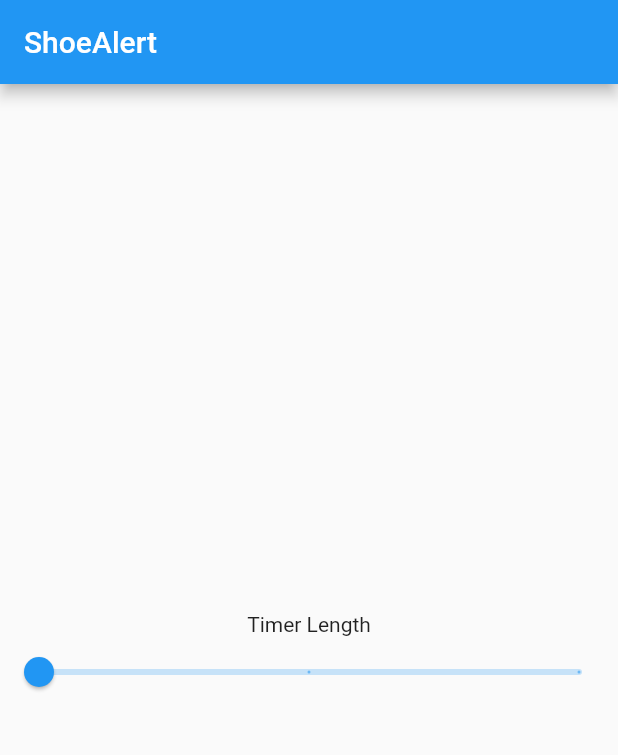
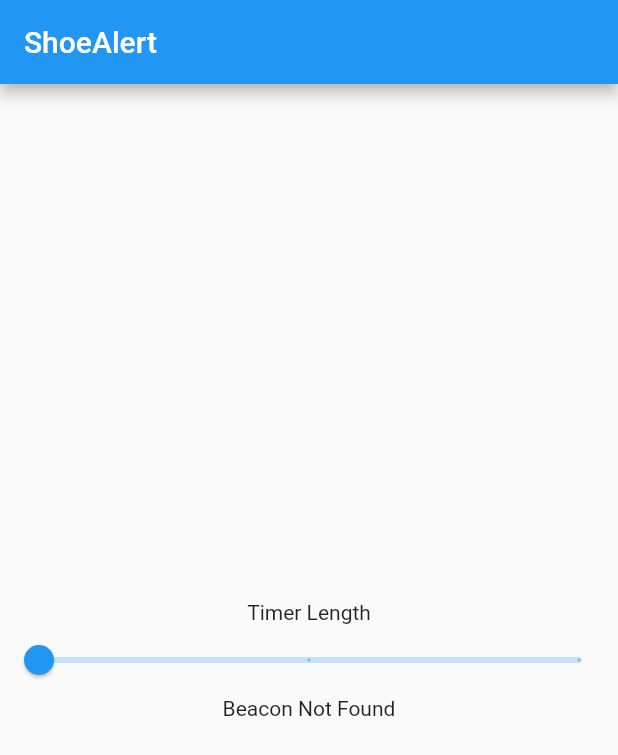
Before and after one commit to rishabnayak/ShoeAlert, a Flutter app: the screen it shows after launch, on a phone screen of 412 x 824 dp. Shown: the top 755 px of the screen. Run offline on Flutter 3.47's test engine with Material 2 defaults, Android fonts, the light colour scheme and no system bars; our stand-ins replace flutter_local_notifications, pedometer, permission_handler; missing offline and left inert: beacons_plugin, flutter_logs.

Commit message:
check to see if beacon found

```diff
--- a/shoealert/lib/main.dart
+++ b/shoealert/lib/main.dart
@@ -9,11 +9,6 @@ import 'package:flutter_logs/flutter_logs.dart';
 import 'package:beacons_plugin/beacons_plugin.dart';
 import 'package:permission_handler/permission_handler.dart';
 import 'package:flutter_local_notifications/flutter_local_notifications.dart';
-
-// data to collect - would like to be able to make a histogram
-// save walking/not walking data - DONE
-// data every 10 seconds - range (in numbers) of BLE device (for development) - DONE
-// save add timer started/stopped/ended data - DONE
 
 final FlutterLocalNotificationsPlugin flutterLocalNotificationsPlugin =
     FlutterLocalNotificationsPlugin();
@@ -43,13 +38,13 @@ class MyApp extends StatefulWidget {
 
 class _MyAppState extends State<MyApp> {
   Stream<PedestrianStatus> pedestrianStatusStream;
-  String shoeProximity = '?';
+  String shoeProximity = "";
+  String distance = "";
 
   Timer timer;
   bool timerRunning = false;
   Duration s = Duration(seconds: 1);
   double timerLength = 30;
-  String distance = "";
 
   startTimeout(double seconds) {
     var duration = s * seconds;
@@ -170,6 +165,7 @@ class _MyAppState extends State<MyApp> {
         });
 
     await BeaconsPlugin.runInBackground(true);
+    await BeaconsPlugin.startMonitoring;
     if (Platform.isAndroid) {
       BeaconsPlugin.channel.setMethodCallHandler((call) async {
         if (call.method == 'scannerReady') {
@@ -233,6 +229,7 @@ class _MyAppState extends State<MyApp> {
                   });
                 },
               ),
+              shoeProximity.isEmpty ? Text("Beacon Not Found") : SizedBox(),
             ],
           ),
         ),
```
